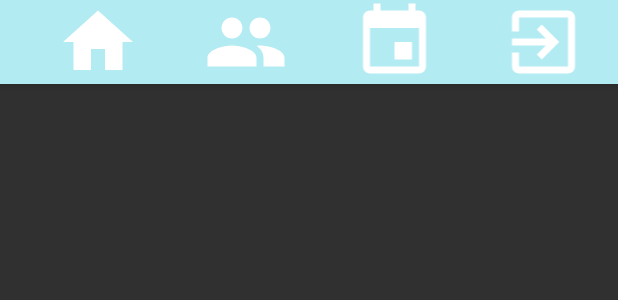
After one commit to alienfreak/Vailable, an Android app: the layout toolbar_main_act.xml on its own in the app's theme, with its tools: preview values and no code run, on a phone screen of 412 x 824 dp. The commit adds this screen. Shown: the top 300 px of the screen. Run offline under Robolectric (Android 15) with nearby library versions, the phone set to English and light mode, and no system bars.

Commit message:
updated main act toolbar with buttons

```diff
--- /dev/null
+++ b/app/src/main/res/drawable/ic_event_white_24dp.xml
@@ -0,0 +1,9 @@
+<vector xmlns:android="http://schemas.android.com/apk/res/android"
+        android:width="24dp"
+        android:height="24dp"
+        android:viewportWidth="24.0"
+        android:viewportHeight="24.0">
+    <path
+        android:fillColor="#ffffff"
+        android:pathData="M17,12h-5v5h5v-5zM16,1v2L8,3L8,1L6,1v2L5,3c-1.11,0 -1.99,0.9 -1.99,2L3,19c0,1.1 0.89,2 2,2h14c1.1,0 2,-0.9 2,-2L21,5c0,-1.1 -0.9,-2 -2,-2h-1L18,1h-2zM19,19L5,19L5,8h14v11z"/>
+</vector>
--- /dev/null
+++ b/app/src/main/res/drawable/ic_exit_to_app_white_24dp.xml
@@ -0,0 +1,9 @@
+<vector xmlns:android="http://schemas.android.com/apk/res/android"
+        android:width="24dp"
+        android:height="24dp"
+        android:viewportWidth="24.0"
+        android:viewportHeight="24.0">
+    <path
+        android:fillColor="#ffffff"
+        android:pathData="M10.09,15.59L11.5,17l5,-5 -5,-5 -1.41,1.41L12.67,11H3v2h9.67l-2.58,2.59zM19,3H5c-1.11,0 -2,0.9 -2,2v4h2V5h14v14H5v-4H3v4c0,1.1 0.89,2 2,2h14c1.1,0 2,-0.9 2,-2V5c0,-1.1 -0.9,-2 -2,-2z"/>
+</vector>
--- /dev/null
+++ b/app/src/main/res/drawable/ic_group_white_24dp.xml
@@ -0,0 +1,9 @@
+<vector xmlns:android="http://schemas.android.com/apk/res/android"
+        android:width="24dp"
+        android:height="24dp"
+        android:viewportWidth="24.0"
+        android:viewportHeight="24.0">
+    <path
+        android:fillColor="#ffffff"
+        android:pathData="M16,11c1.66,0 2.99,-1.34 2.99,-3S17.66,5 16,5c-1.66,0 -3,1.34 -3,3s1.34,3 3,3zM8,11c1.66,0 2.99,-1.34 2.99,-3S9.66,5 8,5C6.34,5 5,6.34 5,8s1.34,3 3,3zM8,13c-2.33,0 -7,1.17 -7,3.5L1,19h14v-2.5c0,-2.33 -4.67,-3.5 -7,-3.5zM16,13c-0.29,0 -0.62,0.02 -0.97,0.05 1.16,0.84 1.97,1.97 1.97,3.45L17,19h6v-2.5c0,-2.33 -4.67,-3.5 -7,-3.5z"/>
+</vector>
--- /dev/null
+++ b/app/src/main/res/drawable/ic_home_white_24dp.xml
@@ -0,0 +1,9 @@
+<vector xmlns:android="http://schemas.android.com/apk/res/android"
+        android:width="24dp"
+        android:height="24dp"
+        android:viewportWidth="24.0"
+        android:viewportHeight="24.0">
+    <path
+        android:fillColor="#ffffff"
+        android:pathData="M10,20v-6h4v6h5v-8h3L12,3 2,12h3v8z"/>
+</vector>
--- a/app/src/main/res/layout/activity_main.xml
+++ b/app/src/main/res/layout/activity_main.xml
@@ -79,10 +79,9 @@
                 android:layout_weight=".5"/>
         </LinearLayout>
 
-
         <include
             android:id="@+id/toolbclient"
-            layout="@layout/toolbar_main"
+            layout="@layout/toolbar_main_act"
             app:layout_constraintLeft_toLeftOf="parent"
             app:layout_constraintRight_toRightOf="parent"
             app:layout_constraintBottom_toBottomOf="parent"
--- /dev/null
+++ b/app/src/main/res/layout/toolbar_main_act.xml
@@ -0,0 +1,43 @@
+<?xml version="1.0" encoding="utf-8"?>
+
+<android.support.v7.widget.Toolbar xmlns:android="http://schemas.android.com/apk/res/android"
+    xmlns:app="http://schemas.android.com/apk/res-auto"
+    android:id="@+id/toolbclient"
+    android:theme="@style/AppTheme.AppBarOverlay"
+    app:popupTheme="@style/ThemeOverlay.AppCompat.Light"
+    android:title="@string/app_name"
+    android:background="@color/colorPrimary"
+    android:layout_width="match_parent"
+    android:layout_height="?attr/actionBarSize"
+    android:elevation="4dp">
+    <LinearLayout
+        android:layout_width="match_parent"
+        android:layout_height="match_parent"
+        android:orientation="horizontal"
+        android:weightSum="1">
+        <ImageView
+            android:id="@+id/homeToolbarButton"
+            android:layout_width="0dp"
+            android:layout_height="match_parent"
+            android:layout_weight=".25"
+            android:src="@drawable/ic_home_white_24dp"/>
+        <ImageView
+            android:id="@+id/friendsToolbarButton"
+            android:layout_width="0dp"
+            android:layout_height="match_parent"
+            android:layout_weight=".25"
+            android:src="@drawable/ic_group_white_24dp"/>
+        <ImageView
+            android:id="@+id/eventsToolbarButton"
+            android:layout_width="0dp"
+            android:layout_height="match_parent"
+            android:layout_weight=".25"
+            android:src="@drawable/ic_event_white_24dp"/>
+        <ImageView
+            android:id="@+id/logoutToolbarButton"
+            android:layout_width="0dp"
+            android:layout_height="match_parent"
+            android:layout_weight=".25"
+            android:src="@drawable/ic_exit_to_app_white_24dp"/>
+    </LinearLayout>
+    </android.support.v7.widget.Toolbar>
```
Also changed, not shown: app/src/main/res/layout/toolbar.xml (renamed from app/src/main/res/layout/toolbar_main.xml).
